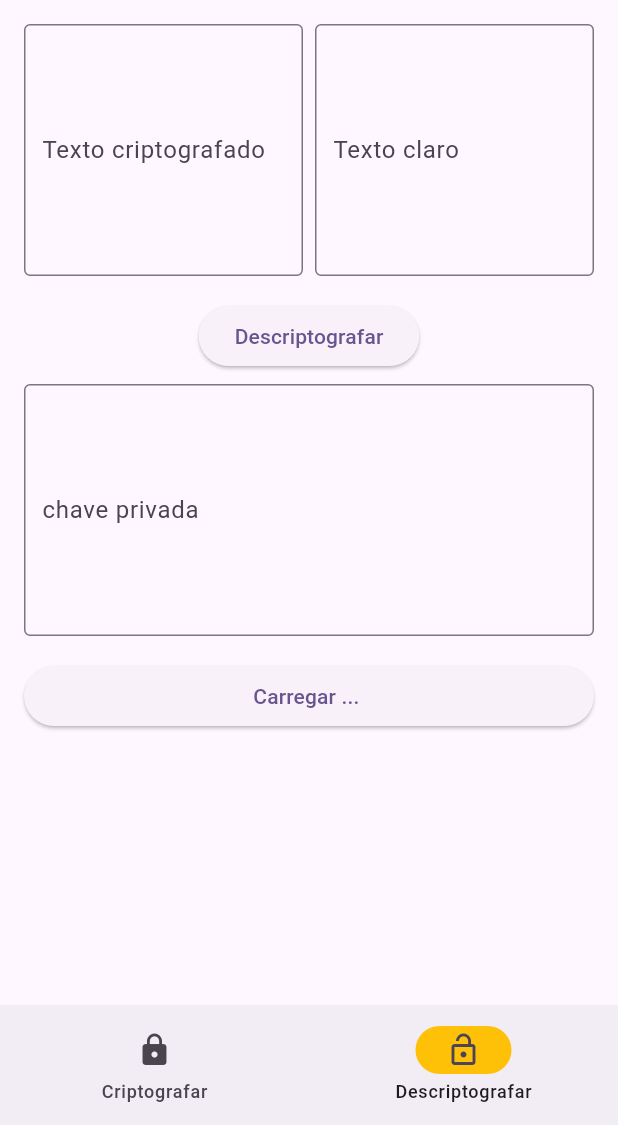
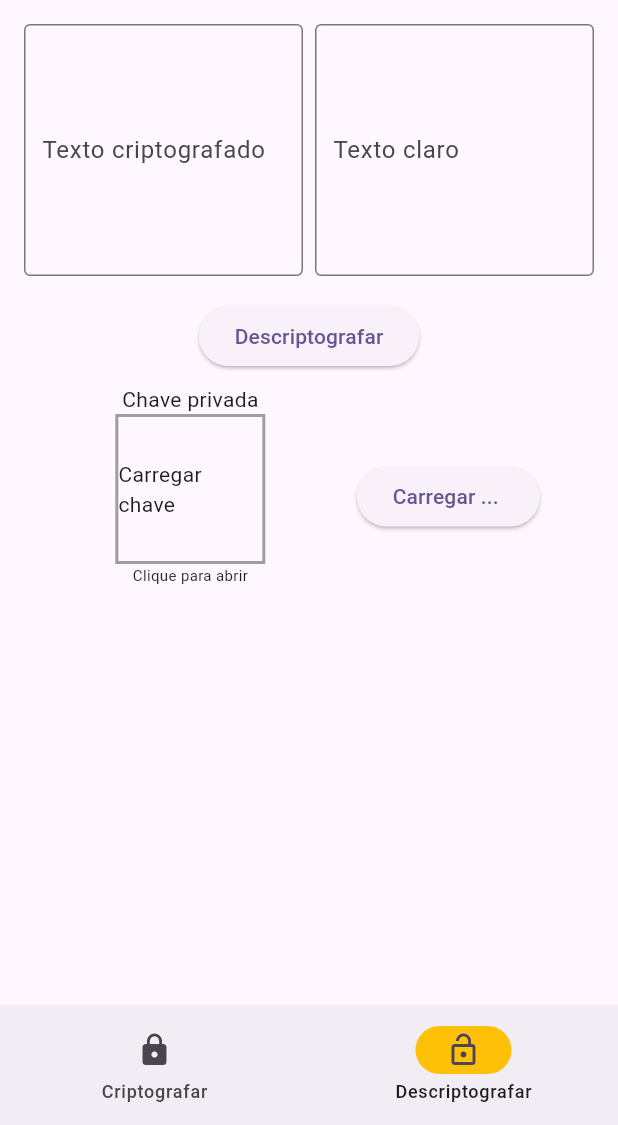
Before and after one commit to viniciusgiacomelli/cryptool, a Flutter app: the screen it shows after launch, item 2 of the bottom bar chosen, on a phone screen of 412 x 824 dp, the part 111-1236 px from its top. Run offline on Flutter 3.47's test engine with Material 3 defaults, Android fonts, the phone set to English and light mode, and no system bars; our stand-ins replace get_it; missing offline and left inert: fast_rsa.

Commit message:
feat: :sparkles: download keys button

```diff
--- a/lib/view/phone/components/decrypt_phone_form.dart
+++ b/lib/view/phone/components/decrypt_phone_form.dart
@@ -19,6 +19,7 @@ class _DecryptPhoneFormState extends State<DecryptPhoneForm> {
   final TextEditingController privateKeyTextController = TextEditingController();
 
   final _formKey = GlobalKey<FormState>();
+  bool _privateKey = false;
 
   Future<void> _dialogBuilder(BuildContext context, String privacyType) {
     return showDialog<void>(
@@ -60,6 +61,7 @@ class _DecryptPhoneFormState extends State<DecryptPhoneForm> {
         child: Padding(
           padding:  EdgeInsets.all(16.0),
           child: Column(
+            mainAxisAlignment: MainAxisAlignment.spaceEvenly,
             children: [
               Row(
                 children: [
@@ -103,34 +105,48 @@ class _DecryptPhoneFormState extends State<DecryptPhoneForm> {
                 child: Text("Descriptografar")
               ),
               SizedBox(height: 8,),
-              TextFormField(
+              Row(
+                mainAxisAlignment: MainAxisAlignment.spaceEvenly,
+                children: [
+                  GestureDetector(
                       onTap: (){
                         _dialogBuilder(context, "privada");
                       },
-                readOnly: true,
-                maxLines: 6,
-                decoration: const InputDecoration(
-                    border: OutlineInputBorder(),
-                    labelText: "chave privada",
-                    contentPadding: EdgeInsets.symmetric(
-                        vertical: 12,
-                        horizontal: 8
+                      child: Container(
+                        width: 150,
+                        height: 150,
+                        child: Column(
+                          children: [
+                            Text("Chave privada"),
+                            Container(
+                              width: 100,
+                              height: 100,
+                              decoration: BoxDecoration(
+                                border: Border.all(
+                                    color: Colors.grey,
+                                    width: 2.0
+                                ),
+                              ),
+                              child: Center(
+                                child: _privateKey ?
+                                Icon( Icons.key_rounded, size: 80,) :
+                                Text("Carregar chave"),
+                              ),
+                            ),
+                            Text("Clique para abrir", style: TextStyle(fontSize: 10),),
+                          ],
+                        ),
                       )
                   ),
-                controller: privateKeyTextController,
-              ),
-              SizedBox(height: 16.0),
-              SizedBox(
-                width: double.infinity,
-                child: ElevatedButton(
+                  ElevatedButton(
                     child: Text("Carregar ... "),
                     onPressed: () async {
                       KeyPair keyPair = await cryptoService.generateKeryPair();
                       privateKeyTextController.text = keyPair.privateKey;
                     },
+                  )
+                ],
               ),
-              )
-
             ],
           ),
         ),
```
Also changed, not shown: lib/view/desktop/components/home_form.dart (+0 -19 lines), lib/view/phone/components/phone_form.dart (+42 -32 lines). Lines whose indentation alone changed are shown as unchanged.
